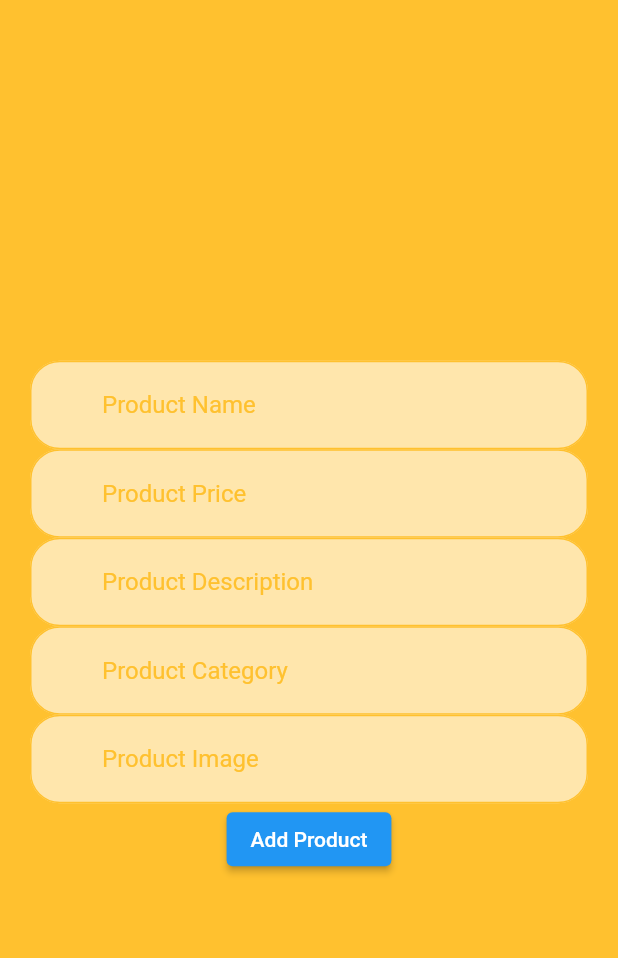
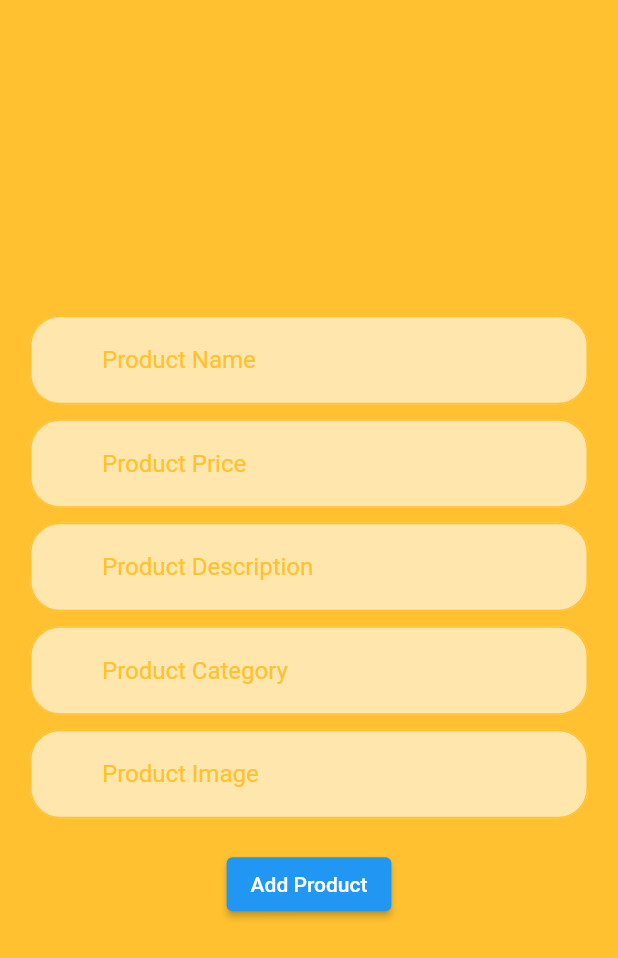
Before and after one commit to AmrSaad14/ecommerce, a Flutter app: the AddProduct screen opened by its route, on a phone screen of 412 x 824 dp. Shown: the top 958 px of the screen. Run offline on Flutter 3.47's test engine with Material 2 defaults, Android fonts, the phone set to English and light mode, and no system bars; our stand-ins replace cloud_firestore, firebase_auth, firebase_core, modal_progress_hud_nsn; accounts and stored records are empty.

Commit message:
e-commerce app after delete screen

```diff
--- a/lib/app_router.dart
+++ b/lib/app_router.dart
@@ -1,6 +1,8 @@
+import 'package:ecommerce3/models/product.dart';
 import 'package:ecommerce3/screens/admin/add_product.dart';
 import 'package:ecommerce3/screens/admin/admin_page.dart';
 import 'package:ecommerce3/screens/admin/edit_product.dart';
+import 'package:ecommerce3/screens/admin/manage_product.dart';
 import 'package:ecommerce3/screens/user/home_page.dart';
 import 'package:ecommerce3/screens/user/login_Screen.dart';
 import 'package:ecommerce3/screens/user/signup_screen.dart';
@@ -8,7 +10,8 @@ import 'package:flutter/material.dart';
 
 class AppRouter{
 static Route? onGenerateRoute ( RouteSettings settings){
-  print('The route is ${settings.name}');
+
+    print('The route is ${settings.name}');
   switch (settings.name){
     case '/' :
       return LoginScreen.route();
@@ -22,8 +25,10 @@ static Route? onGenerateRoute ( RouteSettings settings){
       return AdminPage.route();
     case AddProduct.routeName :
       return AddProduct.route();
-    case EditProduct.routeName :
-      return EditProduct.route();
+    case ManageProduct.routeName :
+      return ManageProduct.route();
+    case EditProductScreen.routeName :
+      return EditProductScreen.route();
 
     default : return _errorRoute();
   }
--- a/lib/main.dart
+++ b/lib/main.dart
@@ -2,6 +2,8 @@ import 'package:ecommerce3/app_router.dart';
 import 'package:ecommerce3/firebase_options.dart';
 import 'package:ecommerce3/provider/admin_mode.dart';
 import 'package:ecommerce3/provider/model_hud.dart';
+import 'package:ecommerce3/screens/admin/add_product.dart';
+import 'package:ecommerce3/screens/admin/edit_product.dart';
 import 'package:ecommerce3/screens/user/login_Screen.dart';
 import 'package:firebase_core/firebase_core.dart';
 import 'package:flutter/material.dart';
@@ -26,7 +28,7 @@ class MyApp extends StatelessWidget {
       ],
       child: MaterialApp(
         debugShowCheckedModeBanner: false,
-       onGenerateRoute: AppRouter.onGenerateRoute,
+        onGenerateRoute: AppRouter.onGenerateRoute,
         initialRoute: LoginScreen.routeName,
 
       ),
--- a/lib/models/product.dart
+++ b/lib/models/product.dart
@@ -1,5 +1,4 @@
 class Product{
-  String? name , price, description , category , image ;
-  Product ({this.name, this.category, this.description, this.image, this.price});
-
+  String? name , price, description , category , image ,pId;
+  Product ({this.name, this.category, this.description, this.image, this.price,this.pId});
 }
--- a/lib/screens/admin/add_product.dart
+++ b/lib/screens/admin/add_product.dart
@@ -27,10 +27,15 @@ class AddProduct extends StatelessWidget {
           crossAxisAlignment: CrossAxisAlignment.center,
           children: [
             CustomTextField(hint: 'Product Name',onChanged: (value){_name = value;},),
+            SizedBox(height: 10,),
             CustomTextField(hint: 'Product Price',onChanged: (value){_price = value;}),
+            SizedBox(height: 10,),
             CustomTextField(hint: 'Product Description',onChanged: (value){_description = value;}),
+            SizedBox(height: 10,),
             CustomTextField(hint: 'Product Category',onChanged: (value){_category = value;}),
+            SizedBox(height: 10,),
             CustomTextField(hint: 'Product Image',onChanged: (value){_imageLocation = value;}),
+            SizedBox(height: 20,),
             ElevatedButton(onPressed: (){
               if ( _globalkey.currentState!.validate()){
                 _globalkey.currentState!.save();
--- a/lib/screens/admin/admin_page.dart
+++ b/lib/screens/admin/admin_page.dart
@@ -1,6 +1,6 @@
 import 'package:ecommerce3/constants.dart';
 import 'package:ecommerce3/screens/admin/add_product.dart';
-import 'package:ecommerce3/screens/admin/edit_product.dart';
+import 'package:ecommerce3/screens/admin/manage_product.dart';
 import 'package:flutter/material.dart';
 
 class AdminPage extends StatelessWidget {
@@ -22,7 +22,7 @@ class AdminPage extends StatelessWidget {
           ElevatedButton(onPressed: (){
             Navigator.pushNamed(context, AddProduct.routeName);
           }, child: Text('Add Product')),
-          ElevatedButton(onPressed: (){Navigator.pushNamed(context, EditProduct.routeName);}, child: Text('Edit Product')),
+          ElevatedButton(onPressed: (){Navigator.pushNamed(context, ManageProduct.routeName);}, child: Text('Edit Product')),
           ElevatedButton(onPressed: (){}, child: Text('Delete Product')),
         ],
       ),
--- a/lib/services/store.dart
+++ b/lib/services/store.dart
@@ -3,9 +3,8 @@ import 'package:ecommerce3/models/product.dart';
 import 'package:cloud_firestore/cloud_firestore.dart';
 
 class Store {
-
-  CollectionReference products = FirebaseFirestore.instance.collection(
-      'products');
+  final FirebaseFirestore _firestore = FirebaseFirestore.instance;
+  CollectionReference products = FirebaseFirestore.instance.collection('products');
 
   addProduct(Product product) {
     products.add({
@@ -14,11 +13,20 @@ class Store {
       kProductImage: product.image,
       kProductCategory: product.category,
       kProductPrice: product.price,
-    });
+    }
+    );
   }
 
   Stream <QuerySnapshot> loadProducts() {
 
-    return FirebaseFirestore.instance.collection('products').snapshots();
+    return _firestore.collection('products').snapshots();
+
   }
+
+  deleteProduct(docId){
+    _firestore.collection('products').doc(docId).delete();
 }
+editProduct(data , docId){
+    _firestore.collection('products').doc(docId).update(data);
+}
+}
```
Also changed, not shown: lib/screens/admin/edit_product.dart (+43 -37 lines), lib/screens/admin/manage_product.dart (added, +136 -0 lines), images/jackets/jacket3.jpeg (deleted), images/jackets/jacket3.png (added), images/jackets/jacket6.png, images/jackets/jacket7.png, 1 other file.
